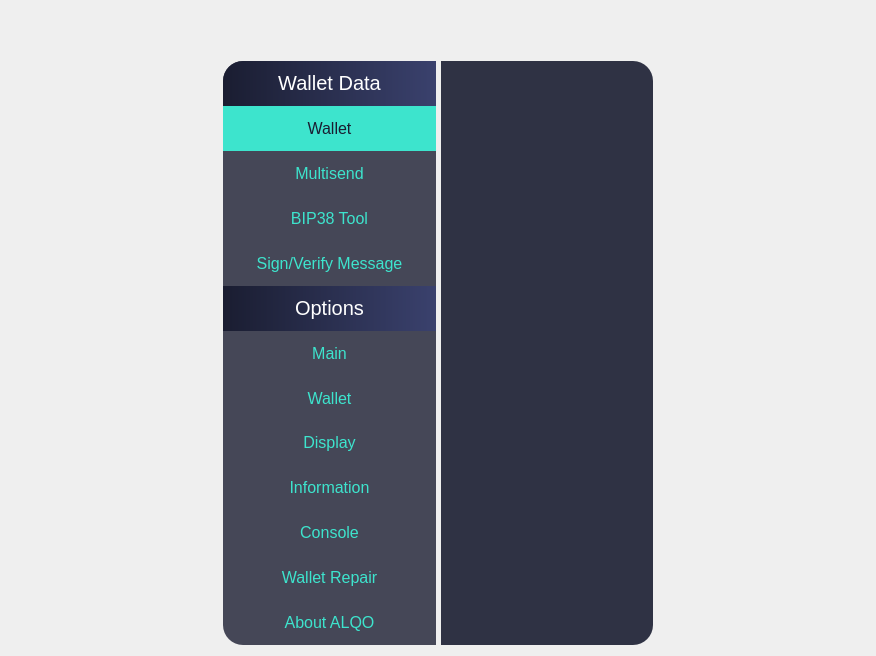
eons-finance/ALQO, file src/qt/settings/forms/settingswidget.ui: the form before one commit.
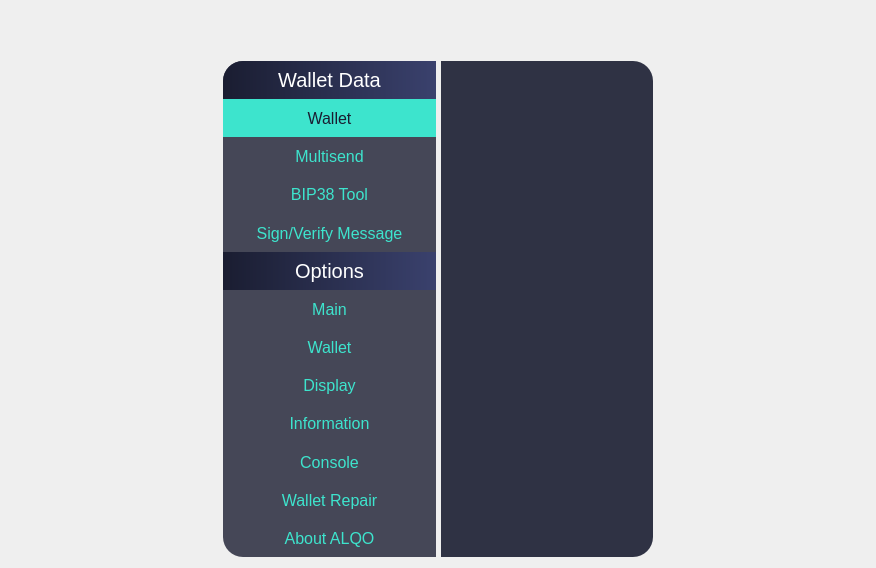
The form after the commit.

Diff of the .ui file:
```diff
--- a/src/qt/settings/forms/settingswidget.ui
+++ b/src/qt/settings/forms/settingswidget.ui
@@ -7,7 +7,7 @@
     <x>0</x>
     <y>0</y>
     <width>876</width>
-    <height>656</height>
+    <height>568</height>
    </rect>
   </property>
   <property name="windowTitle">
@@ -52,7 +52,7 @@
 QPushButton {
 color: #3de4cd;
 border: none;
-padding: 10px 30px;
+padding: 0px 30px;
 font-size: 16px;
 }
 QPushButton:hover{
@@ -84,7 +84,7 @@
           <item>
            <widget class="QLabel" name="label">
             <property name="sizePolicy">
-             <sizepolicy hsizetype="Preferred" vsizetype="Fixed">
+             <sizepolicy hsizetype="Preferred" vsizetype="Expanding">
               <horstretch>0</horstretch>
               <verstretch>0</verstretch>
              </sizepolicy>
@@ -92,7 +92,7 @@
             <property name="minimumSize">
              <size>
               <width>0</width>
-              <height>45</height>
+              <height>0</height>
              </size>
             </property>
             <property name="maximumSize">
@@ -122,7 +122,7 @@
             <property name="minimumSize">
              <size>
               <width>0</width>
-              <height>40</height>
+              <height>0</height>
              </size>
             </property>
             <property name="maximumSize">
@@ -159,7 +159,7 @@
             <property name="minimumSize">
              <size>
               <width>0</width>
-              <height>40</height>
+              <height>0</height>
              </size>
             </property>
             <property name="maximumSize">
@@ -190,7 +190,7 @@
             <property name="minimumSize">
              <size>
               <width>0</width>
-              <height>40</height>
+              <height>0</height>
              </size>
             </property>
             <property name="maximumSize">
@@ -221,7 +221,7 @@
             <property name="minimumSize">
              <size>
               <width>0</width>
-              <height>40</height>
+              <height>0</height>
              </size>
             </property>
             <property name="maximumSize">
@@ -247,7 +247,7 @@
           <item>
            <widget class="QLabel" name="label_2">
             <property name="sizePolicy">
-             <sizepolicy hsizetype="Preferred" vsizetype="Fixed">
+             <sizepolicy hsizetype="Preferred" vsizetype="Expanding">
               <horstretch>0</horstretch>
               <verstretch>0</verstretch>
              </sizepolicy>
@@ -255,7 +255,7 @@
             <property name="minimumSize">
              <size>
               <width>0</width>
-              <height>45</height>
+              <height>0</height>
              </size>
             </property>
             <property name="maximumSize">
@@ -284,7 +284,7 @@
             <property name="minimumSize">
              <size>
               <width>0</width>
-              <height>40</height>
+              <height>0</height>
              </size>
             </property>
             <property name="maximumSize">
@@ -321,7 +321,7 @@
             <property name="minimumSize">
              <size>
               <width>0</width>
-              <height>40</height>
+              <height>0</height>
              </size>
             </property>
             <property name="maximumSize">
@@ -352,7 +352,7 @@
             <property name="minimumSize">
              <size>
               <width>0</width>
-              <height>40</height>
+              <height>0</height>
              </size>
             </property>
             <property name="maximumSize">
@@ -383,7 +383,7 @@
             <property name="minimumSize">
              <size>
               <width>0</width>
-              <height>40</height>
+              <height>0</height>
              </size>
             </property>
             <property name="maximumSize">
@@ -417,7 +417,7 @@
             <property name="minimumSize">
              <size>
               <width>0</width>
-              <height>40</height>
+              <height>0</height>
              </size>
             </property>
             <property name="maximumSize">
@@ -448,7 +448,7 @@
             <property name="minimumSize">
              <size>
               <width>0</width>
-              <height>40</height>
+              <height>0</height>
              </size>
             </property>
             <property name="maximumSize">
@@ -479,7 +479,7 @@
             <property name="minimumSize">
              <size>
               <width>0</width>
-              <height>40</height>
+              <height>0</height>
              </size>
             </property>
             <property name="maximumSize">
@@ -494,7 +494,7 @@
 color: #3de4cd;
 border: none;
 border-bottom-left-radius: 20px;
-padding: 10px 30px;
+padding: 0px 30px;
 font-size: 16px;
 }
 QPushButton:hover{
```
